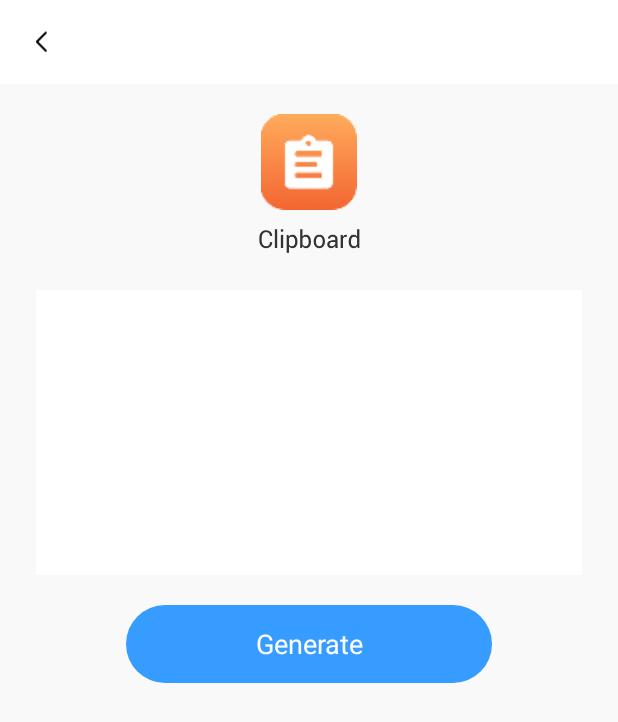
After one commit to Blizzardmn/qr-scanner, an Android app: the CreateActivity screen opened directly, with no data from a screen before it, on a phone screen of 412 x 824 dp. The commit adds this screen. Shown: the top 722 px of the screen. Run offline under Robolectric (Android 15) with nearby library versions, the light colour scheme and no system bars.

Commit message:
init creates

```diff
--- /dev/null
+++ b/app/src/main/java/com/tools/easy/scanner/ui/CreateActivity.kt
@@ -0,0 +1,19 @@
+package com.tools.easy.scanner.ui
+
+import android.os.Bundle
+import com.tools.easy.scanner.basic.BasicActivity
+import com.tools.easy.scanner.databinding.ActivityCreateBinding
+
+/**
+ *  description :
+ */
+class CreateActivity: BasicActivity<ActivityCreateBinding>() {
+
+    override fun vBinding(): ActivityCreateBinding {
+        return ActivityCreateBinding.inflate(layoutInflater)
+    }
+
+    override fun onCreate(savedInstanceState: Bundle?) {
+        super.onCreate(savedInstanceState)
+    }
+}
--- /dev/null
+++ b/app/src/main/res/drawable/bg_369cff_r28.xml
@@ -0,0 +1,8 @@
+<?xml version="1.0" encoding="utf-8"?>
+<shape xmlns:android="http://schemas.android.com/apk/res/android"
+    android:shape="rectangle">
+
+    <solid android:color="#369CFF" />
+    <corners android:radius="28dp" />
+
+</shape>
--- /dev/null
+++ b/app/src/main/res/layout/activity_create.xml
@@ -0,0 +1,124 @@
+<?xml version="1.0" encoding="utf-8"?>
+<androidx.constraintlayout.widget.ConstraintLayout xmlns:android="http://schemas.android.com/apk/res/android"
+    xmlns:app="http://schemas.android.com/apk/res-auto"
+    xmlns:tools="http://schemas.android.com/tools"
+    android:layout_width="match_parent"
+    android:layout_height="match_parent">
+
+    <View
+        android:layout_width="match_parent"
+        android:layout_height="56dp"
+        android:background="@color/white"
+        app:layout_constraintTop_toTopOf="parent" />
+
+    <View
+        android:layout_width="match_parent"
+        android:layout_height="match_parent"
+        android:layout_marginTop="56dp"
+        android:background="#F9F9F9" />
+
+    <ImageView
+        android:id="@+id/back"
+        android:layout_width="58dp"
+        android:layout_height="56dp"
+        android:paddingStart="20dp"
+        android:paddingEnd="20dp"
+        android:src="@drawable/ic_back"
+        app:layout_constraintStart_toStartOf="parent"
+        app:layout_constraintTop_toTopOf="parent" />
+
+    <ImageView
+        android:id="@+id/create_type"
+        android:layout_width="64dp"
+        android:layout_height="64dp"
+        android:layout_marginTop="76dp"
+        android:src="@mipmap/ic_home_clipboard"
+        app:layout_constraintEnd_toEndOf="parent"
+        app:layout_constraintStart_toStartOf="parent"
+        app:layout_constraintTop_toTopOf="parent" />
+
+    <ImageView
+        android:id="@+id/create_name"
+        android:layout_width="wrap_content"
+        android:layout_height="wrap_content"
+        android:layout_marginTop="12dp"
+        android:src="@mipmap/hm_clipboard"
+        app:layout_constraintEnd_toEndOf="parent"
+        app:layout_constraintStart_toStartOf="parent"
+        app:layout_constraintTop_toBottomOf="@id/create_type" />
+
+    <View
+        android:id="@+id/bg_input"
+        android:layout_width="match_parent"
+        android:layout_height="190dp"
+        android:layout_marginHorizontal="24dp"
+        android:layout_marginTop="24dp"
+        android:background="@drawable/bg_ffffff_shadow_afafaf"
+        app:layout_constraintTop_toBottomOf="@id/create_name" />
+
+    <EditText
+        android:id="@+id/et_input_txt"
+        android:layout_width="0dp"
+        android:layout_height="0dp"
+        android:background="@null"
+        android:gravity="start|top"
+        android:hint="Please enter here"
+        android:padding="14dp"
+        android:text=""
+        android:textColor="#333333"
+        android:textColorHint="#B5B5B5"
+        android:textSize="14sp"
+        android:visibility="gone"
+        app:layout_constraintBottom_toBottomOf="@id/bg_input"
+        app:layout_constraintEnd_toEndOf="@id/bg_input"
+        app:layout_constraintStart_toStartOf="@id/bg_input"
+        app:layout_constraintTop_toTopOf="@id/bg_input" />
+
+    <TextView
+        android:id="@+id/tv_name"
+        android:layout_width="wrap_content"
+        android:layout_height="wrap_content"
+        android:layout_marginStart="14dp"
+        android:layout_marginTop="14dp"
+        android:text="User Name"
+        android:textColor="#333333"
+        android:textSize="14sp"
+        app:layout_constraintStart_toStartOf="@id/bg_input"
+        app:layout_constraintTop_toTopOf="@id/bg_input" />
+
+    <EditText
+        android:id="@+id/et_input_name"
+        android:layout_width="0dp"
+        android:layout_height="wrap_content"
+        android:layout_marginHorizontal="11dp"
+        android:layout_marginTop="6dp"
+        android:hint="Please enter here"
+        android:text=""
+        android:textColor="#333333"
+        android:textColorHint="#B5B5B5"
+        android:textSize="12sp"
+        app:layout_constraintEnd_toEndOf="@id/bg_input"
+        app:layout_constraintStart_toStartOf="@id/bg_input"
+        app:layout_constraintTop_toBottomOf="@id/tv_name" />
+
+    <androidx.constraintlayout.widget.Group
+        android:id="@+id/group_address"
+        android:layout_width="wrap_content"
+        android:layout_height="wrap_content"
+        android:visibility="gone"
+        app:constraint_referenced_ids="tv_name,et_input_name" />
+
+    <TextView
+        android:id="@+id/tv_create"
+        android:layout_width="match_parent"
+        android:layout_height="52dp"
+        android:layout_marginHorizontal="84dp"
+        android:layout_marginTop="20dp"
+        android:background="@drawable/bg_369cff_r28"
+        android:gravity="center"
+        android:text="Generate"
+        android:textColor="@color/white"
+        android:textSize="18sp"
+        app:layout_constraintTop_toBottomOf="@id/bg_input"
+        tools:ignore="HardcodedText" />
+</androidx.constraintlayout.widget.ConstraintLayout>
--- /dev/null
+++ b/app/src/main/res/layout/activity_result.xml
@@ -0,0 +1,6 @@
+<?xml version="1.0" encoding="utf-8"?>
+<androidx.constraintlayout.widget.ConstraintLayout xmlns:android="http://schemas.android.com/apk/res/android"
+    android:layout_width="match_parent"
+    android:layout_height="match_parent">
+
+</androidx.constraintlayout.widget.ConstraintLayout>
```
Also changed, not shown: app/src/main/AndroidManifest.xml (+10 -0 lines), app/src/main/java/com/tools/easy/scanner/basic/BasicActivity.kt (+10 -0 lines), app/src/main/java/com/tools/easy/scanner/datas/AppConfig.kt (+8 -0 lines), app/src/main/java/com/tools/easy/scanner/support/GpSupport.kt (added, +118 -0 lines), app/src/main/java/com/tools/easy/scanner/support/ScanItem.kt (added, +35 -0 lines), app/src/main/java/com/tools/easy/scanner/support/Supports.kt (added, +158 -0 lines), app/src/main/java/com/tools/easy/scanner/ui/ResultActivity.kt (added, +20 -0 lines), app/src/main/java/com/tools/easy/scanner/ui/ScanActivity.kt (+45 -3 lines), app/src/main/res/layout/activity_scan.xml (+4 -4 lines).
